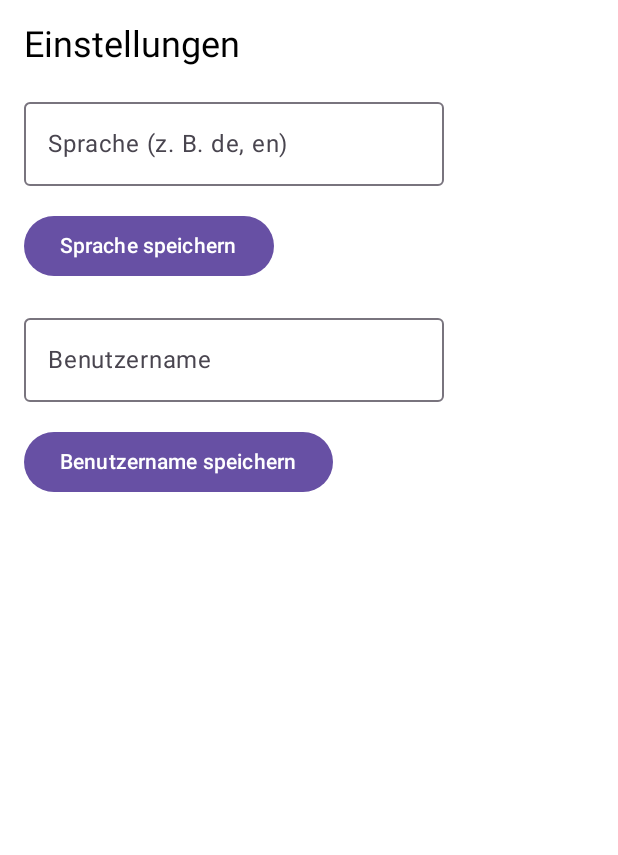
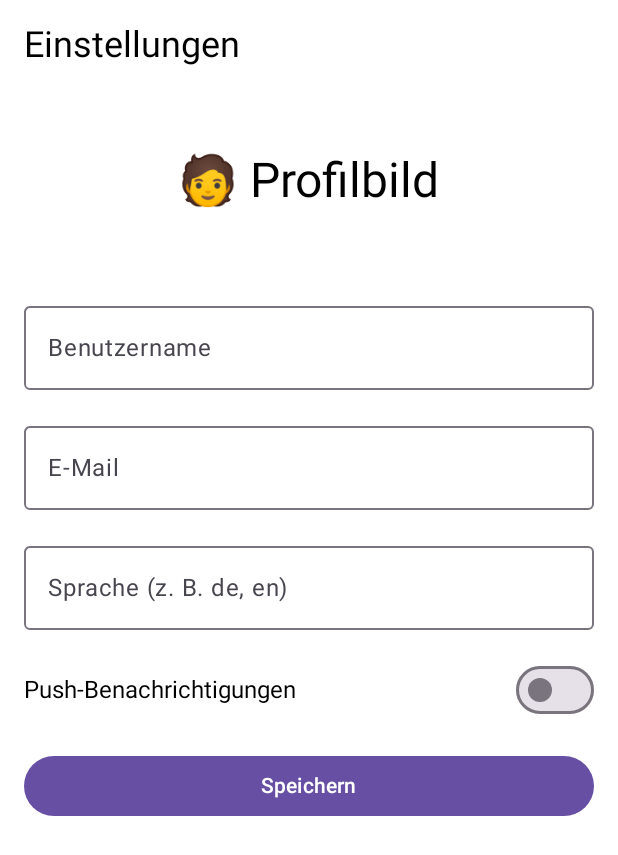
Before and after one commit to selimperk/MobileComputing, an Android app built with Jetpack Compose: the @Preview function SettingsScreenPreview, on a phone screen of 412 x 824 dp. Shown: the top 855 px of the screen. Run offline under Robolectric (Android 15) with nearby library versions, the phone set to English and light mode, and no system bars; 1 statement that could not run was skipped.

Commit message:
Anpassung Settings

```diff
--- a/app/src/main/java/com/example/persistence/model/DataStore.kt
+++ b/app/src/main/java/com/example/persistence/model/DataStore.kt
@@ -19,25 +19,35 @@ class DataStore(context: Context) {
     companion object {
         val LANGUAGE_KEY = stringPreferencesKey("language")
         val USERNAME_KEY = stringPreferencesKey("user_name")
+        val EMAIL_KEY = stringPreferencesKey("email")
+        val NOTIFICATION_KEY = booleanPreferencesKey("notifications_enabled")
     }
 
-    val languageFlow: Flow<String?> = dataStore.data.map { preferences ->
-        preferences[LANGUAGE_KEY]
+    // Sprache
+    val languageFlow: Flow<String?> = dataStore.data.map { it[LANGUAGE_KEY] }
+
+    suspend fun setLanguage(languageCode: String) {
+        dataStore.edit { it[LANGUAGE_KEY] = languageCode }
     }
 
-    suspend fun setLanguage(languageCode: String) {
-        dataStore.edit { preferences ->
-            preferences[LANGUAGE_KEY] = languageCode
-        }
+    // Benutzername
+    val userNameFlow: Flow<String?> = dataStore.data.map { it[USERNAME_KEY] }
+
+    suspend fun setUserName(name: String) {
+        dataStore.edit { it[USERNAME_KEY] = name }
     }
 
-    val userNameFlow: Flow<String?> = dataStore.data.map { preferences ->
-        preferences[USERNAME_KEY]
+    // E-Mail
+    val emailFlow: Flow<String?> = dataStore.data.map { it[EMAIL_KEY] }
+
+    suspend fun setEmail(email: String) {
+        dataStore.edit { it[EMAIL_KEY] = email }
     }
 
-    suspend fun setUserName(name: String) {
-        dataStore.edit { preferences ->
-            preferences[USERNAME_KEY] = name
-        }
+    // Push-Benachrichtigungen
+    val notificationFlow: Flow<Boolean> = dataStore.data.map { it[NOTIFICATION_KEY] ?: false }
+
+    suspend fun setNotificationsEnabled(enabled: Boolean) {
+        dataStore.edit { it[NOTIFICATION_KEY] = enabled }
     }
 }
--- a/app/src/main/java/com/example/persistence/ui/screens/SettingsScreen.kt
+++ b/app/src/main/java/com/example/persistence/ui/screens/SettingsScreen.kt
@@ -11,6 +11,7 @@ import androidx.compose.ui.unit.dp
 import androidx.compose.ui.unit.sp
 import com.example.persistence.model.DataStore
 import kotlinx.coroutines.launch
+import androidx.compose.ui.Alignment
 
 
 @Composable
@@ -21,33 +22,80 @@ fun SettingsScreen(modifier: Modifier = Modifier) {
 
     val language by dataStore.languageFlow.collectAsState(initial = "")
     val userName by dataStore.userNameFlow.collectAsState(initial = "")
+    val email by dataStore.emailFlow.collectAsState(initial = "")
+    val notificationsEnabled by dataStore.notificationFlow.collectAsState(initial = false)
 
-    var langInput by remember { mutableStateOf(language ?: "") }
-    var nameInput by remember { mutableStateOf(userName ?: "") }
+    var userNameInput by remember { mutableStateOf(userName ?: "") }
+    var emailInput by remember { mutableStateOf(email ?: "") }
+    var languageInput by remember { mutableStateOf(language ?: "") }
+    var notificationsToggle by remember { mutableStateOf(notificationsEnabled) }
 
-    Column(modifier = modifier.padding(16.dp), verticalArrangement = Arrangement.spacedBy(16.dp)) {
+    Column(
+        modifier = modifier.padding(16.dp),
+        verticalArrangement = Arrangement.spacedBy(16.dp)
+    ) {
         Text("Einstellungen", fontSize = 24.sp)
 
-        OutlinedTextField(
-            value = langInput,
-            onValueChange = { langInput = it },
-            label = { Text("Sprache (z. B. de, en)") }
-        )
-        Button(onClick = {
-            scope.launch { dataStore.setLanguage(langInput) }
-        }) {
-            Text("Sprache speichern")
+        // Profilbild-Platzhalter
+        Box(
+            modifier = Modifier
+                .fillMaxWidth()
+                .height(120.dp),
+            contentAlignment = Alignment.Center
+        ) {
+            Text("🧑 Profilbild", fontSize = 32.sp)
         }
 
+        // Benutzername
         OutlinedTextField(
-            value = nameInput,
-            onValueChange = { nameInput = it },
-            label = { Text("Benutzername") }
+            value = userNameInput,
+            onValueChange = { userNameInput = it },
+            label = { Text("Benutzername") },
+            modifier = Modifier.fillMaxWidth()
         )
-        Button(onClick = {
-            scope.launch { dataStore.setUserName(nameInput) }
-        }) {
-            Text("Benutzername speichern")
+
+        // E-Mail
+        OutlinedTextField(
+            value = emailInput,
+            onValueChange = { emailInput = it },
+            label = { Text("E-Mail") },
+            modifier = Modifier.fillMaxWidth()
+        )
+
+        // Sprache
+        OutlinedTextField(
+            value = languageInput,
+            onValueChange = { languageInput = it },
+            label = { Text("Sprache (z. B. de, en)") },
+            modifier = Modifier.fillMaxWidth()
+        )
+
+
+        // Push Notification Switch
+        Row(
+            verticalAlignment = Alignment.CenterVertically
+        ) {
+            Text("Push-Benachrichtigungen", fontSize = 16.sp)
+            Spacer(modifier = Modifier.weight(1f))
+            Switch(
+                checked = notificationsToggle,
+                onCheckedChange = { notificationsToggle = it }
+            )
+        }
+
+        // Speicher-Button
+        Button(
+            onClick = {
+                scope.launch {
+                    dataStore.setUserName(userNameInput)
+                    dataStore.setEmail(emailInput)
+                    dataStore.setLanguage(languageInput)
+                    dataStore.setNotificationsEnabled(notificationsToggle)
+                }
+            },
+            modifier = Modifier.fillMaxWidth()
+        ) {
+            Text("Speichern")
         }
     }
 }
```
Also changed, not shown: app/src/main/java/com/example/persistence/viewmodels/SettingsViewModel.kt (+18 -0 lines).
